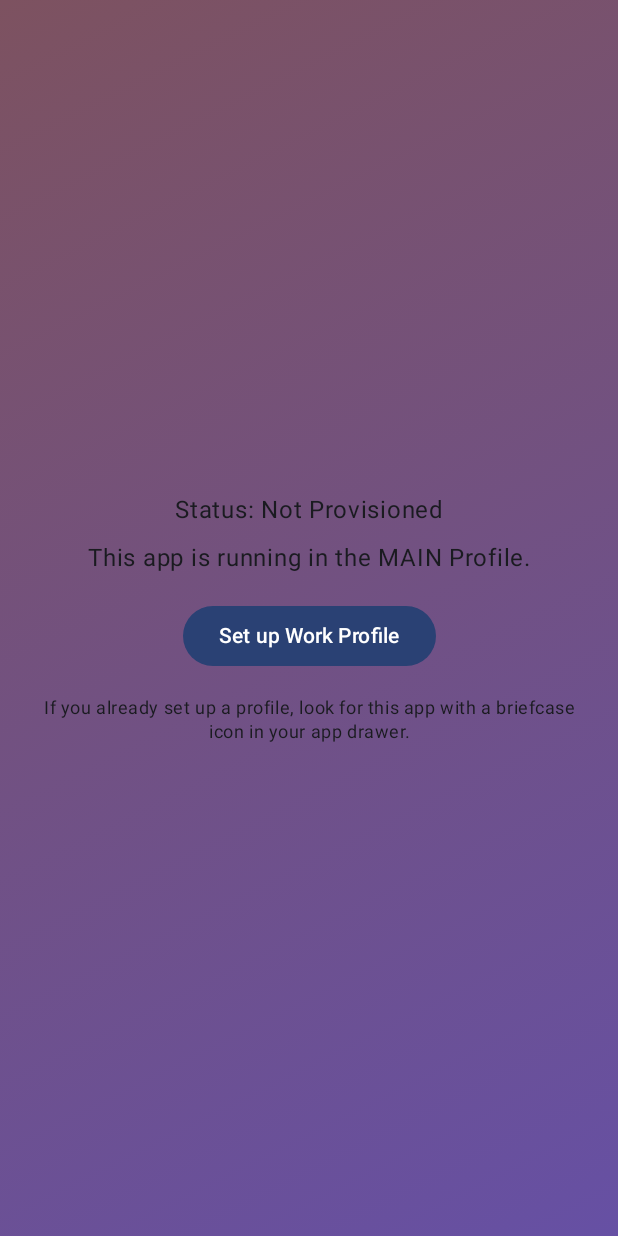
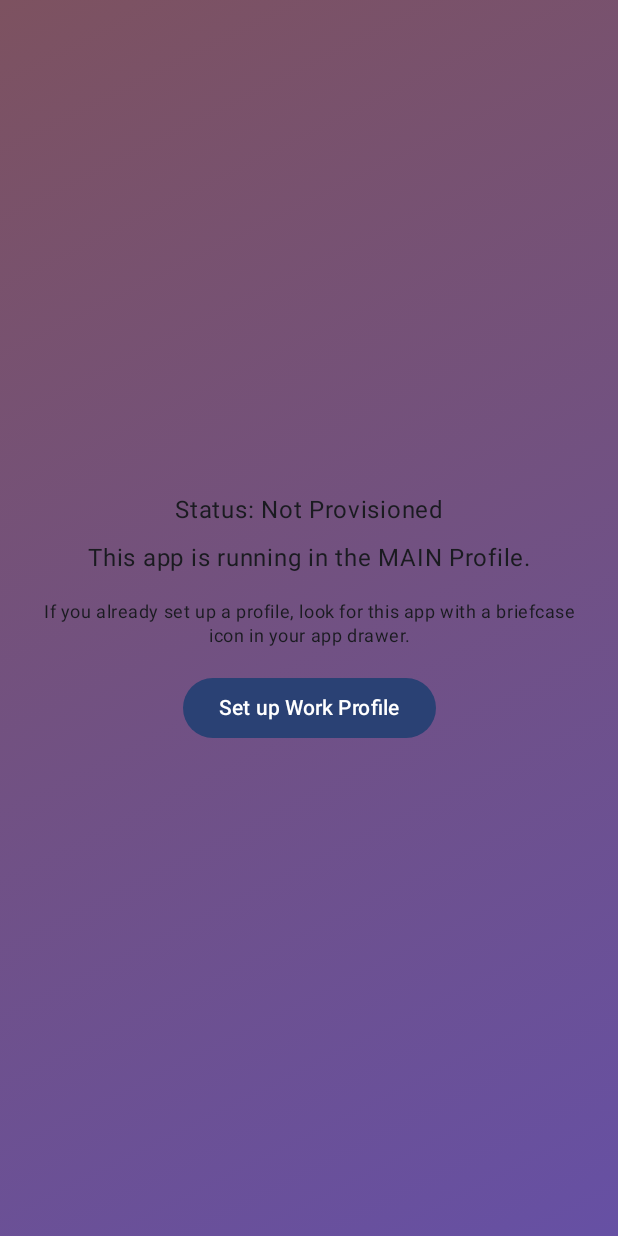
Before and after one commit to Celadonz/Android-Work-Profile-Manager, an Android app built with Jetpack Compose: the screen it shows after launch (MainActivity), on a phone screen of 412 x 824 dp. Run offline under Robolectric (Android 15) with nearby library versions, the phone set to English and light mode, and no system bars.

Commit message:
1767907339

```diff
--- a/app/src/main/java/com/mallick/nil/profilemanager/MainActivity.kt
+++ b/app/src/main/java/com/mallick/nil/profilemanager/MainActivity.kt
@@ -6,6 +6,7 @@ import android.content.Context
 import android.content.Intent
 import android.content.pm.PackageManager
 import android.os.Bundle
+import android.util.Log
 import android.widget.Toast
 import androidx.activity.ComponentActivity
 import androidx.activity.compose.setContent
@@ -107,6 +108,8 @@ class MainActivity : ComponentActivity() {
         isAdminActive = isActive
         isRunningInWorkProfile = !isMainProfile
         hasOtherProfiles = hasOthers
+
+        Log.e("ProfileManager", "$isProfileOwner $isActive $isRunningInWorkProfile $hasOthers")
     }
 
     private fun provisionManagedProfile() {
@@ -191,7 +194,6 @@ fun MainScreen(
             text = when {
                 isProfileOwner -> "Status: Profile Owner (Active)"
                 isAdminActive -> "Status: Device Admin (Active)"
-                isRunningInWorkProfile -> "Status: Running in Managed Profile"
                 else -> "Status: Not Provisioned"
             },
             modifier = Modifier.padding(bottom = 8.dp),
@@ -225,16 +227,16 @@ fun MainScreen(
                 )
             }
 
+            Text(
+                text = "If you already set up a profile, look for this app with a briefcase icon in your app drawer.",
+                modifier = Modifier.padding(bottom = 16.dp),
+                textAlign = TextAlign.Center,
+                style = androidx.compose.material3.MaterialTheme.typography.bodySmall
+            )
+
             Button(onClick = onProvisionClick) {
                 Text(text = "Set up Work Profile")
             }
-
-            Text(
-                text = "If you already set up a profile, look for this app with a briefcase icon in your app drawer.",
-                modifier = Modifier.padding(top = 16.dp),
-                textAlign = TextAlign.Center,
-                style = androidx.compose.material3.MaterialTheme.typography.bodySmall
-            )
         } else {
             if (isProfileOwner) {
                 Text(
```
